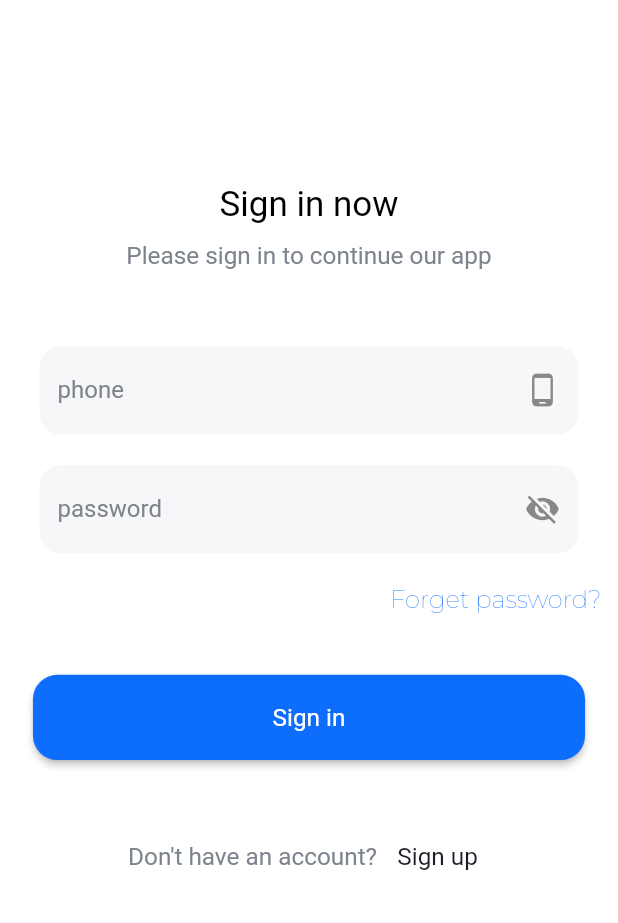
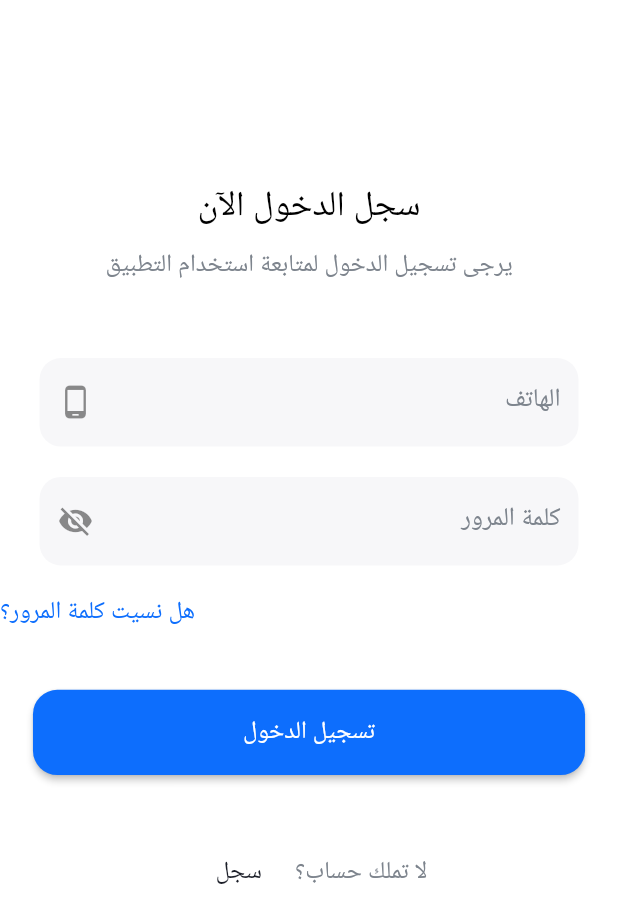
Before and after one commit to youssefAnwar87/rahaf_app, a Flutter app: the screen it shows after launch, on a phone screen of 412 x 824 dp. Shown: the top 923 px of the screen. Run offline on Flutter 3.47's test engine with Material 3 defaults, Android fonts, the light colour scheme and no system bars; our stand-ins replace device_preview, flutter_bloc, flutter_screenutil, go_router, pinput; generated files the repository leaves out were written again; Roboto replaces fonts that are missing (Item, Itim); project files that could hold a hidden picture were left out.

Commit message:
prepared localization and translated current screens

```diff
--- /dev/null
+++ b/l10n.yaml
@@ -0,0 +1,3 @@
+arb-dir: lib/l10n
+template-arb-file: app_en.arb
+output-localization-file: app_localizations.dart
--- a/lib/app.dart
+++ b/lib/app.dart
@@ -4,6 +4,7 @@ import 'package:flutter/material.dart';
 import 'package:flutter_screenutil/flutter_screenutil.dart';
 import 'package:rahaf/core/routes/routes_manager.dart';
 import 'package:rahaf/core/theme/themes_manager.dart';
+import 'package:flutter_gen/gen_l10n/app_localizations.dart';
 
 class MyApp extends StatelessWidget {
   const MyApp({super.key});
@@ -18,10 +19,12 @@ class MyApp extends StatelessWidget {
         builder: (context, child) {
           return MaterialApp.router(
             debugShowCheckedModeBanner: false,
-            locale: DevicePreview.locale(context),
+            locale: Locale('ar'),
             theme: ThemesManager.lightTheme,
             builder: DevicePreview.appBuilder,
             routerConfig: RoutesManager.routes,
+            localizationsDelegates: AppLocalizations.localizationsDelegates,
+            supportedLocales: AppLocalizations.supportedLocales,
 
           );
         });
--- a/lib/feature/auth/presentation/views/forget_password_screen.dart
+++ b/lib/feature/auth/presentation/views/forget_password_screen.dart
@@ -5,6 +5,8 @@ import 'package:rahaf/core/customs/custom_button.dart';
 import 'package:rahaf/core/customs/text_field_item.dart';
 import 'package:rahaf/feature/auth/presentation/widgets/dialog_utils.dart';
 import 'package:rahaf/feature/auth/presentation/widgets/header_widget.dart';
+import 'package:flutter_gen/gen_l10n/app_localizations.dart';
+
 
 class ForgetPasswordScreen extends StatefulWidget {
 
@@ -25,7 +27,7 @@ class _ForgetPasswordScreenState extends State<ForgetPasswordScreen> {
       appBar: AppBar(
         elevation: 0,
         backgroundColor: Theme.of(context).scaffoldBackgroundColor,
-        title: const Text("Forget Password"),
+        title:  Text(AppLocalizations.of(context)!.forget_password),
         leading: IconButton(
           icon: Icon(
             Icons.keyboard_arrow_left, // Change this to the desired icon
@@ -44,20 +46,20 @@ class _ForgetPasswordScreenState extends State<ForgetPasswordScreen> {
             child: Column(
               crossAxisAlignment: CrossAxisAlignment.stretch,
               children: [
-                const HeaderWidget(
-                    headerName: "Forget Password",
+                 HeaderWidget(
+                    headerName: AppLocalizations.of(context)!.forget_password,
                     headerLine:
-                        "Enter your phone number to reset  your password"),
+                    AppLocalizations.of(context)!.enter_your_phone_number_to_reset_your_password),
                 TextFieldItem(
-                  hintText: "Phone or E-mail",
+                  hintText: AppLocalizations.of(context)!.phone_or_email,
                   controller: forgetPasswordController,
                   keyboardType: TextInputType.phone,
                   validator: (value) {
                     if (value == null || value.trim().isEmpty) {
-                      return "please enter your mobile number";
+                      return AppLocalizations.of(context)!.please_enter_your_mobile_number;
                     }
                     if (value.length != 11) {
-                      return "The phone number should be at least 11 number";
+                      return AppLocalizations.of(context)!.the_phone_number_should_be_at_least_11_number;
                     }
                     return null;
                   },
@@ -65,10 +67,10 @@ class _ForgetPasswordScreenState extends State<ForgetPasswordScreen> {
                 CustomButton(
                     onPressed: () {
                       if (formKey.currentState?.validate() == true) {
-                        DialogUtils.kShowDialog(context, "Check your messages");
+                        DialogUtils.kShowDialog(context, AppLocalizations.of(context)!.check_your_messages);
                       }
                     },
-                    textInButton: "Reset Password"),
+                    textInButton: AppLocalizations.of(context)!.reset_password),
               ],
             ),
           ),
--- a/lib/feature/auth/presentation/views/login_screen.dart
+++ b/lib/feature/auth/presentation/views/login_screen.dart
@@ -1,3 +1,4 @@
+
 import 'package:flutter/material.dart';
 import 'package:flutter_screenutil/flutter_screenutil.dart';
 import 'package:go_router/go_router.dart';
@@ -6,6 +7,8 @@ import 'package:rahaf/core/customs/text_field_item.dart';
 import 'package:rahaf/core/customs/custom_button.dart';
 import 'package:rahaf/feature/auth/presentation/widgets/footer_widget.dart';
 import 'package:rahaf/feature/auth/presentation/widgets/header_widget.dart';
+import 'package:flutter_gen/gen_l10n/app_localizations.dart';
+
 
 class LoginScreen extends StatefulWidget {
 
@@ -32,35 +35,35 @@ class _LoginScreenState extends State<LoginScreen> {
             child: Column(
               crossAxisAlignment: CrossAxisAlignment.stretch,
               children: [
-                const HeaderWidget(
-                  headerName: "Sign in now",
-                  headerLine: "Please sign in to continue our app",
+                 HeaderWidget(
+                  headerName: AppLocalizations.of(context)!.sign_in_now,
+                  headerLine: AppLocalizations.of(context)!.please_sign_in_to_continue_our_app,
                 ),
                 TextFieldItem(
-                  hintText: "phone",
+                  hintText: AppLocalizations.of(context)!.phone,
                   controller: phoneNumController,
                   keyboardType: TextInputType.phone, // Update this line
                   validator: (value) {
                     if (value == null || value.trim().isEmpty) {
-                      return "please enter your mobile number";
+                      return AppLocalizations.of(context)!.please_enter_your_mobile_number;
                     }
                     if (value.length != 11) {
-                      return "The phone number should be at least 11 number";
+                      return AppLocalizations.of(context)!.the_phone_number_should_be_at_least_11_number;
                     }
                     return null;
                   },
                   suffixIcon: const Icon(Icons.phone_android),
                 ),
                 TextFieldItem(
-                  hintText: "password",
+                  hintText: AppLocalizations.of(context)!.password,
                   controller: passwordController,
                   isObsecure: isObsecure,
                   validator: (value) {
                     if (value == null || value.trim().isEmpty) {
-                      return "please enter your password";
+                      return AppLocalizations.of(context)!.please_enter_your_password;
                     }
                     if (value.trim().length < 6 || value.trim().length > 30) {
-                      return "password should be >6 & <30";
+                      return AppLocalizations.of(context)!.password_should_be_6_30;
                     }
                     return null;
                   },
@@ -85,24 +88,25 @@ class _LoginScreenState extends State<LoginScreen> {
                   child: Padding(
                     padding: EdgeInsets.only(right: 10.w),
                     child: Text(
-                      "Forget password?",
+                        AppLocalizations.of(context)!.forget_password,
                       textAlign: TextAlign.end,
                       style: TextStyle(
-                          fontFamily: 'Montserrat',
+                          fontFamily: 'Itim',
                           color: Theme.of(context).primaryColor,
                           fontSize: 16.sp,
-                          fontWeight: FontWeight.w100
-                      ),
+                          fontWeight: FontWeight.normal),
                     ),
                   ),
                 ),
                 CustomButton(
-                  onPressed: () {},
-                  textInButton: "Sign in",
+                  onPressed: () {
+    if (formKey.currentState?.validate() == true) {}
+    },
+                  textInButton: AppLocalizations.of(context)!.sign_in,
                 ),
-                const FooterWidget(
-                    footerLine: "Don't have an account?",
-                    footerNavigationTextButton: "Sign up",
+                 FooterWidget(
+                    footerLine: AppLocalizations.of(context)!.dont_have_an_account,
+                    footerNavigationTextButton: AppLocalizations.of(context)!.sign_up,
                     nextScreen: RoutesNames.register),
               ],
             ),
--- a/lib/feature/auth/presentation/views/register_screen.dart
+++ b/lib/feature/auth/presentation/views/register_screen.dart
@@ -4,6 +4,7 @@ import 'package:rahaf/core/customs/custom_button.dart';
 import 'package:rahaf/feature/auth/presentation/widgets/dropdown_widget.dart';
 import 'package:rahaf/feature/auth/presentation/widgets/footer_widget.dart';
 import 'package:rahaf/feature/auth/presentation/widgets/header_widget.dart';
+import 'package:flutter_gen/gen_l10n/app_localizations.dart';
 
 import '../../../../core/customs/text_field_item.dart';
 
@@ -34,19 +35,20 @@ class _RegisterScreenState extends State<RegisterScreen> {
               crossAxisAlignment: CrossAxisAlignment.stretch,
               children: [
 
-                const HeaderWidget(headerName: "Sign up now", headerLine:"Please fill the details and create account " ),
+                 HeaderWidget(headerName: AppLocalizations.of(context)!.sign_up_now,
+                    headerLine:AppLocalizations.of(context)!.please_fill_the_details_and_create_account, ),
                 Row(
                   children: [
                     Expanded(
-                      child: TextFieldItem(hintText: "First name",
+                      child: TextFieldItem(hintText: AppLocalizations.of(context)!.first_name,
                           controller: firstNameController,
                         validator: (value){
                           if(value == null || value.trim().isEmpty){
-                            return "invalid name";
+                            return AppLocalizations.of(context)!.invalid_name;
                           }
                           bool namevalid = RegExp(r"^[a-zA-Z]+$").hasMatch(value);
                           if(!namevalid){
-                            return "invalid name";
+                            return AppLocalizations.of(context)!.invalid_name;
                           }
                           return null;
                         },
@@ -54,14 +56,14 @@ class _RegisterScreenState extends State<RegisterScreen> {
                       ),
                     ),
                     Expanded(
-                      child: TextFieldItem(hintText: "Second name",
+                      child: TextFieldItem(hintText: AppLocalizations.of(context)!.second_name,
                           validator: (value){
                             if(value == null || value.trim().isEmpty){
-                              return "invalid name";
+                              return AppLocalizations.of(context)!.invalid_name;
                             }
                             bool namevalid = RegExp(r"^[a-zA-Z]+$").hasMatch(value);
                             if(!namevalid){
-                              return "invalid name";
+                              return AppLocalizations.of(context)!.invalid_name;
                             }
                             return null;
                           },
@@ -71,30 +73,30 @@ class _RegisterScreenState extends State<RegisterScreen> {
                   ],
                 ),
                 TextFieldItem(
-                  hintText: "phone",
+                  hintText: AppLocalizations.of(context)!.phone,
                   controller: phoneNumController,
                   keyboardType: null,
                   validator: (value){
                     if(value == null || value.trim().isEmpty){
-                      return "please enter your mobile number";
+                      return AppLocalizations.of(context)!.please_enter_your_password;
                     }
                     if(value.length!=11){
-                      return "The phone number should be at least 11 number";
+                      return AppLocalizations.of(context)!.the_phone_number_should_be_at_least_11_number;
                     }
                     return null;
                   },
                   suffixIcon: const Icon(Icons.phone_android),
                 ),
                 TextFieldItem(
-                  hintText: "password",
+                  hintText: AppLocalizations.of(context)!.password,
                   controller: passwordController,
                   isObsecure: isObsecure,
                   validator: (value){
                     if(value == null || value.trim().isEmpty){
-                      return "please enter your password";
+                      return AppLocalizations.of(context)!.please_enter_your_password;
                     }
                     if(value.trim().length < 6 || value.trim().length > 30){
-                      return "password should be >6 & <30";
+                      return AppLocalizations.of(context)!.password_should_be_6_30;
                     }
                     return null;
                   },
@@ -113,10 +115,10 @@ class _RegisterScreenState extends State<RegisterScreen> {
                 ),
                 const DropdownWidget(),
                 CustomButton(onPressed: () {
-
-                },textInButton: "Sign up",),
-                const FooterWidget(footerLine:"Already have an account?",
-                    footerNavigationTextButton: "Sign in",
+    if (formKey.currentState?.validate() == true) {}
+    },textInButton: AppLocalizations.of(context)!.sign_up_now,),
+                 FooterWidget(footerLine:AppLocalizations.of(context)!.already_have_an_account,
+                    footerNavigationTextButton: AppLocalizations.of(context)!.sign_in,
                     nextScreen: RoutesNames.login,)
               ],
             ),
--- a/lib/feature/auth/presentation/widgets/dialog_utils.dart
+++ b/lib/feature/auth/presentation/widgets/dialog_utils.dart
@@ -4,6 +4,8 @@ import 'package:go_router/go_router.dart';
 import 'package:rahaf/core/routes/routes_names.dart';
 import 'package:rahaf/core/theme/app_assets.dart';
 import 'package:rahaf/core/theme/app_colors.dart';
+import 'package:flutter_gen/gen_l10n/app_localizations.dart';
+
 
 class DialogUtils {
   static void showLoading(BuildContext context, String message) {
@@ -70,7 +72,7 @@ class DialogUtils {
                   ),
                   Text(
                     textAlign: TextAlign.center,
-                    "We have send password recovery instruction to your phone number",
+                    AppLocalizations.of(context)!.we_have_sent_password_recovery_instruction_to_your_phone_number,
                     style: TextStyle(
                         fontFamily: 'Itim',
                         color: Theme.of(context).textTheme.bodySmall?.color,
--- /dev/null
+++ b/lib/l10n/app_ar.arb
@@ -0,0 +1,32 @@
+{
+  "sign_up": "سجل",
+  "dont_have_an_account": "لا تملك حساب؟",
+  "sign_in": "تسجيل الدخول",
+  "password_should_be_6_30": "يجب أن تكون كلمة المرور أكثر من 6 وأقل من 30",
+  "please_enter_your_password": "يرجى إدخال كلمة المرور الخاصة بك",
+  "password": "كلمة المرور",
+  "the_phone_number_should_be_at_least_11_number": "يجب أن يكون رقم الهاتف على الأقل 11 رقمًا",
+  "please_enter_your_mobile_number": "يرجى إدخال رقم هاتفك المحمول",
+  "phone": "الهاتف",
+  "please_sign_in_to_continue_our_app": "يرجى تسجيل الدخول لمتابعة استخدام التطبيق",
+  "sign_in_now": "سجل الدخول الآن",
+  "forget_password": "هل نسيت كلمة المرور؟",
+  "second_name": "الاسم الثاني",
+  "invalid_name": "اسم غير صالح",
+  "first_name": "الاسم الأول",
+  "please_fill_the_details_and_create_account": "يرجى ملء التفاصيل وإنشاء حساب",
+  "sign_up_now": "سجل الآن",
+  "already_have_an_account": "هل لديك حساب بالفعل؟",
+  "resend_code_to": "أعد إرسال الرمز إلى",
+  "verify": "تحقق",
+  "otp_code": "رمز OTP",
+  "please_check_your_email_wwwuihutgmailcom_to_see_the_verification_code": "يرجى التحقق من بريدك الإلكتروني www.uihut@gmail.com لرؤية رمز التحقق",
+  "otp_verification": "التحقق من OTP",
+  "reset_password": "إعادة تعيين كلمة المرور",
+  "check_your_messages": "تحقق من رسائلك",
+  "phone_or_email": "الهاتف أو البريد الإلكتروني",
+  "enter_your_phone_number_to_reset_your_password": "أدخل رقم هاتفك لإعادة تعيين كلمة المرور",
+  "we_have_sent_password_recovery_instruction_to_your_phone_number": "لقد أرسلنا تعليمات استعادة كلمة المرور إلى رقم هاتفك"
+
+
+}
--- a/pubspec.yaml
+++ b/pubspec.yaml
@@ -41,6 +41,9 @@ dependencies:
   pinput: ^5.0.0
   flutter_bloc: ^8.1.6
   go_router: ^14.2.0
+  flutter_localizations:
+    sdk: flutter
+  intl: any
 
 dev_dependencies:
   flutter_test:
@@ -58,6 +61,7 @@ dev_dependencies:
 
 # The following section is specific to Flutter packages.
 flutter:
+  generate: true # Add this line
   fonts:
     - family: Itim
       fonts:
```
Also changed, not shown: lib/feature/auth/presentation/views/OTP_Verification_screen.dart (+11 -7 lines), lib/l10n/app_en.arb (added, +31 -0 lines), pubspec.lock.
